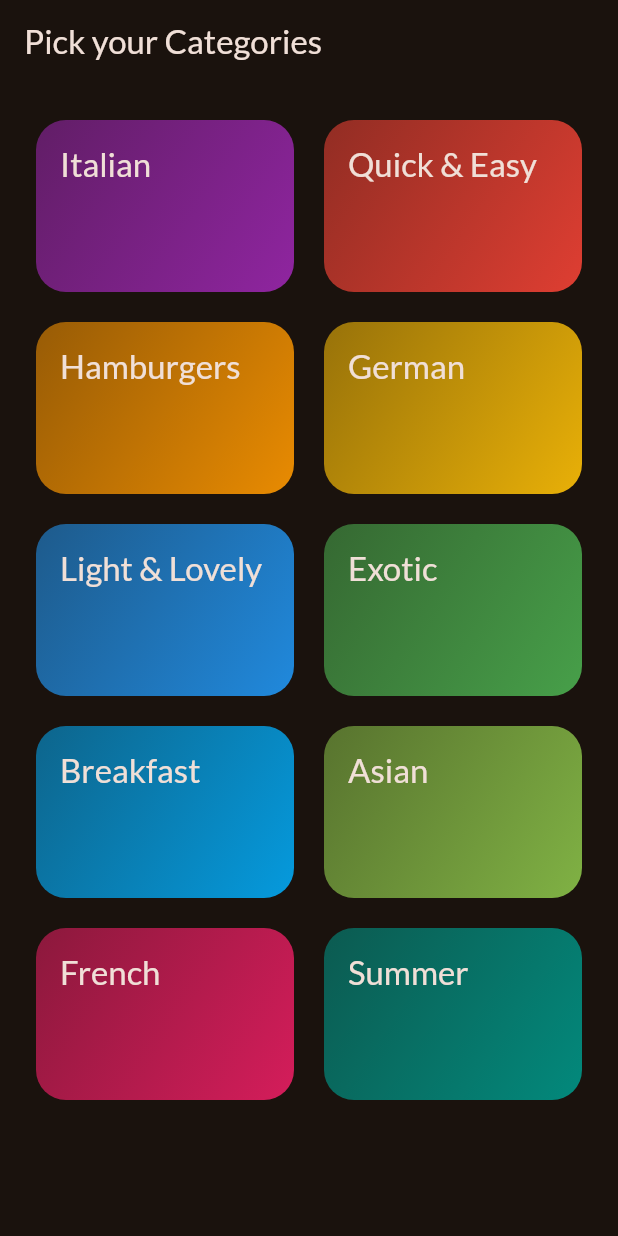
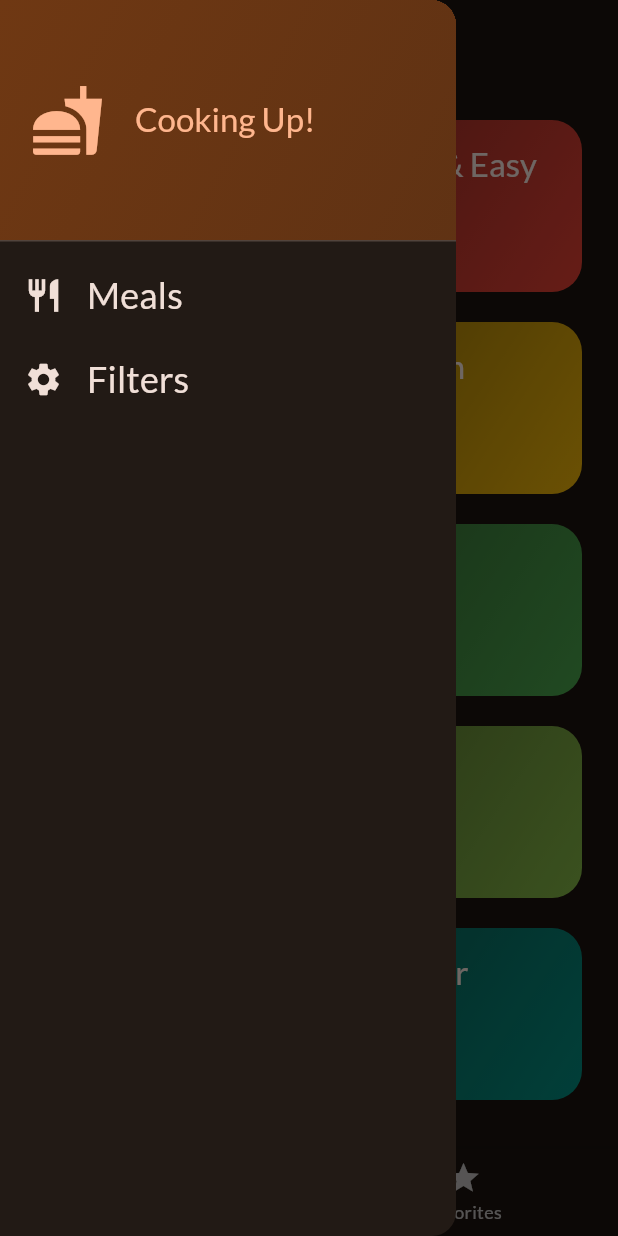
Before and after one commit to Norheem/meals, a Flutter app: the screen it shows after launch, with the side drawer open (before the commit the screen has no drawer), on a phone screen of 412 x 824 dp. Run offline on Flutter 3.47's test engine with Material 2 defaults, Android fonts, the phone set to English and light mode, and no system bars; our stand-ins replace flutter_riverpod, google_fonts, transparent_image.

Commit message:
another commit

```diff
--- a/lib/main.dart
+++ b/lib/main.dart
@@ -1,7 +1,8 @@
 import 'package:flutter/material.dart';
+import 'package:flutter_riverpod/flutter_riverpod.dart';
 
 import 'package:google_fonts/google_fonts.dart';
-import 'package:meals/screens/categories.dart';
+import 'package:meals/screens/tabs.dart';
 
 final theme = ThemeData(
   useMaterial3: true,
@@ -13,7 +14,11 @@ final theme = ThemeData(
 );
 
 void main() {
-  runApp(const App());
+  runApp(
+    const ProviderScope(
+      child: App(),
+    ),
+  );
 }
 
 class App extends StatelessWidget {
@@ -23,7 +28,7 @@ class App extends StatelessWidget {
   Widget build(BuildContext context) {
     return MaterialApp(
       theme: theme,
-      home: const CategoriesScreen(),
+      home: const TabsScreen(),
     );
   }
 }
--- /dev/null
+++ b/lib/providers/filters_provider.dart
@@ -0,0 +1,56 @@
+import 'package:flutter_riverpod/flutter_riverpod.dart';
+import 'package:meals/providers/meals_provider.dart';
+
+enum Filter {
+  gluttenFree,
+  lactoseFree,
+  vegetarian,
+  vegan,
+}
+
+class FiltersNitifier extends StateNotifier<Map<Filter, bool>> {
+  FiltersNitifier()
+      : super({
+          Filter.gluttenFree: false,
+          Filter.lactoseFree: false,
+          Filter.vegetarian: false,
+          Filter.vegan: false
+        });
+
+  void setFilters(Map<Filter, bool> chosenFilters) {
+    state = chosenFilters;
+  }
+
+  void setFilter(Filter filter, bool isActive) {
+    state = {
+      ...state,
+      filter: isActive,
+    };
+  }
+}
+
+final filterProvider =
+    StateNotifierProvider<FiltersNitifier, Map<Filter, bool>>(
+  (ref) => FiltersNitifier(),
+);
+
+final filteredMealsProvider = Provider((ref) {
+  final meals = ref.watch(mealsProvider);
+  final activeFilters = ref.watch(filterProvider);
+
+  return meals.where((meal) {
+    if (activeFilters[Filter.gluttenFree]! && !meal.isGlutenFree) {
+      return false;
+    }
+    if (activeFilters[Filter.lactoseFree]! && !meal.isLactoseFree) {
+      return false;
+    }
+    if (activeFilters[Filter.vegetarian]! && !meal.isVegetarian) {
+      return false;
+    }
+    if (activeFilters[Filter.vegan]! && !meal.isVegan) {
+      return false;
+    }
+    return true;
+  }).toList();
+});
--- /dev/null
+++ b/lib/providers/meals_provider.dart
@@ -0,0 +1,6 @@
+import 'package:flutter_riverpod/flutter_riverpod.dart';
+import 'package:meals/data/dummy_data.dart';
+
+final mealsProvider = Provider((ref) {
+  return dummyMeals;
+});
--- a/lib/screens/categories.dart
+++ b/lib/screens/categories.dart
@@ -1,14 +1,49 @@
 import 'package:flutter/material.dart';
 import 'package:meals/data/dummy_data.dart';
 import 'package:meals/models/category.dart';
+import 'package:meals/models/meal.dart';
 import 'package:meals/screens/meals.dart';
 import 'package:meals/widgets/category_grid_item.dart';
 
-class CategoriesScreen extends StatelessWidget {
-  const CategoriesScreen({super.key});
+class CategoriesScreen extends StatefulWidget {
+  const CategoriesScreen({
+    super.key,
+    required this.availableMeals,
+  });
+
+  final List<Meal> availableMeals;
+
+  @override
+  State<CategoriesScreen> createState() => _CategoriesScreenState();
+}
+
+class _CategoriesScreenState extends State<CategoriesScreen>
+    with SingleTickerProviderStateMixin {
+  //if the controller is more than one, you use TickerProviderStateMixin instead of the SingleTickerProviderStateMixin
+  late AnimationController _animationController;
+
+  @override
+  void initState() {
+    super.initState();
+
+    _animationController = AnimationController(
+      vsync: this,
+      duration: const Duration(milliseconds: 300),
+      lowerBound: 0,
+      upperBound: 1,
+    );
+
+    _animationController.forward();
+  }
+
+  @override
+  void dispose() {
+    _animationController.dispose();
+    super.dispose();
+  }
 
   void _selectCategoty(BuildContext context, Category category) {
-    final filterMeals = dummyMeals
+    final filterMeals = widget.availableMeals
         .where((meal) => meal.categories.contains(category.id))
         .toList();
     // Navigator.push(context, MaterialPageRoute(builder: (context) => const ),);
@@ -24,11 +59,9 @@ class CategoriesScreen extends StatelessWidget {
 
   @override
   Widget build(BuildContext context) {
-    return Scaffold(
-      appBar: AppBar(
-        title: const Text('Pick your Categories'),
-      ),
-      body: GridView(
+    return AnimatedBuilder(
+      animation: _animationController,
+      child: GridView(
         padding: const EdgeInsets.all(24),
         gridDelegate: const SliverGridDelegateWithFixedCrossAxisCount(
             crossAxisCount: 2,
@@ -45,6 +78,18 @@ class CategoriesScreen extends StatelessWidget {
             )
         ],
       ),
+      builder: (context, child) => SlideTransition(
+        position: Tween(
+          begin: const Offset(0, 0.3),
+          end: const Offset(0, 0),
+        ).animate(
+          CurvedAnimation(
+            parent: _animationController,
+            curve: Curves.easeInOut,
+          ),
+        ),
+        child: child,
+      ),
     );
   }
 }
--- /dev/null
+++ b/lib/screens/package/flutter_riverpod/flutter_riverpod.dart
@@ -0,0 +1 @@
+// TODO Implement this library.
--- /dev/null
+++ b/lib/screens/tabs.dart
@@ -0,0 +1,79 @@
+import 'package:flutter/material.dart';
+import 'package:flutter_riverpod/flutter_riverpod.dart';
+import 'package:meals/providers/favorites_provider.dart';
+import 'package:meals/providers/filters_provider.dart';
+import 'package:meals/screens/categories.dart';
+import 'package:meals/screens/filters.dart';
+import 'package:meals/screens/meals.dart';
+import 'package:meals/widgets/main_drawer.dart';
+
+const kInitialFilters = {
+  Filter.gluttenFree: false,
+  Filter.lactoseFree: false,
+  Filter.vegetarian: false,
+  Filter.vegan: false
+};
+
+class TabsScreen extends ConsumerStatefulWidget {
+  const TabsScreen({super.key});
+
+  @override
+  ConsumerState<TabsScreen> createState() => _TabsScreenState();
+}
+
+class _TabsScreenState extends ConsumerState<TabsScreen> {
+  int _selectedPageIndex = 0;
+
+  void _selectPage(int index) {
+    setState(() {
+      _selectedPageIndex = index;
+    });
+  }
+
+  void _setScreen(String identifier) async {
+    Navigator.of(context).pop();
+    if (identifier == 'filters') {
+      await Navigator.of(context).push<Map<Filter, bool>>(
+        MaterialPageRoute(
+          builder: (ctx) => const FiltersScreen(),
+        ),
+      );
+    }
+  }
+
+  @override
+  Widget build(BuildContext context) {
+    final availableMeals = ref.watch(filteredMealsProvider);
+
+    Widget activePage = CategoriesScreen(
+      availableMeals: availableMeals,
+    );
+    var activePageTitle = 'Categories';
+
+    if (_selectedPageIndex == 1) {
+      final favoriteMeals = ref.watch(favoriteMealsProvider);
+      activePage = MealsScreen(
+        meals: favoriteMeals,
+      );
+      activePageTitle = 'Your Favorites';
+    }
+    return Scaffold(
+      appBar: AppBar(
+        title: Text(activePageTitle),
+      ),
+      drawer: MainDrawer(
+        onSelectScreen: _setScreen,
+      ),
+      body: activePage,
+      bottomNavigationBar: BottomNavigationBar(
+        onTap: _selectPage,
+        currentIndex: _selectedPageIndex,
+        items: const [
+          BottomNavigationBarItem(
+              icon: Icon(Icons.set_meal), label: 'Categories'),
+          BottomNavigationBarItem(icon: Icon(Icons.star), label: 'Favorites'),
+        ],
+      ),
+    );
+  }
+}
--- /dev/null
+++ b/lib/widgets/main_drawer.dart
@@ -0,0 +1,86 @@
+import 'package:flutter/material.dart';
+
+class MainDrawer extends StatelessWidget {
+  const MainDrawer({
+    super.key,
+    required this.onSelectScreen,
+  });
+
+  final void Function(String identifier) onSelectScreen;
+
+  @override
+  Widget build(BuildContext context) {
+    return Drawer(
+      child: Column(
+        children: [
+          DrawerHeader(
+            padding: const EdgeInsets.all(20),
+            decoration: BoxDecoration(
+              gradient: LinearGradient(
+                colors: [
+                  Theme.of(context).colorScheme.primaryContainer,
+                  Theme.of(context)
+                      .colorScheme
+                      .primaryContainer
+                      .withOpacity(0.8),
+                ],
+                begin: Alignment.topLeft,
+                end: Alignment.bottomRight,
+              ),
+            ),
+            child: Row(
+              children: [
+                Icon(
+                  Icons.fastfood,
+                  size: 50,
+                  color: Theme.of(context).colorScheme.primary,
+                ),
+                const SizedBox(width: 20),
+                Text(
+                  'Cooking Up!',
+                  style: Theme.of(context).textTheme.titleLarge!.copyWith(
+                        color: Theme.of(context).colorScheme.primary,
+                      ),
+                )
+              ],
+            ),
+          ),
+          ListTile(
+            leading: Icon(
+              Icons.restaurant,
+              size: 26,
+              color: Theme.of(context).colorScheme.onBackground,
+            ),
+            title: Text(
+              'Meals',
+              style: Theme.of(context).textTheme.titleSmall!.copyWith(
+                    color: Theme.of(context).colorScheme.onBackground,
+                    fontSize: 24,
+                  ),
+            ),
+            onTap: () {
+              onSelectScreen('meals');
+            },
+          ),
+          ListTile(
+            leading: Icon(
+              Icons.settings,
+              size: 26,
+              color: Theme.of(context).colorScheme.onBackground,
+            ),
+            title: Text(
+              'Filters',
+              style: Theme.of(context).textTheme.titleSmall!.copyWith(
+                    color: Theme.of(context).colorScheme.onBackground,
+                    fontSize: 24,
+                  ),
+            ),
+            onTap: () {
+              onSelectScreen('filters');
+            },
+          ),
+        ],
+      ),
+    );
+  }
+}
--- a/pubspec.yaml
+++ b/pubspec.yaml
@@ -37,6 +37,7 @@ dependencies:
   cupertino_icons: ^1.0.2
   google_fonts: ^5.1.0
   transparent_image: ^2.0.1
+  flutter_riverpod: ^2.4.0
 
 dev_dependencies:
   flutter_test:
```
Also changed, not shown: lib/providers/favorites_provider.dart (added, +23 -0 lines), lib/screens/filters.dart (added, +113 -0 lines), lib/screens/meal_details.dart (added, +111 -0 lines), lib/screens/meals.dart (+25 -5 lines), lib/widgets/meal_item.dart (+83 -5 lines), lib/widgets/meal_item_trait.dart (added, +32 -0 lines), pubspec.lock, 1 other file.
